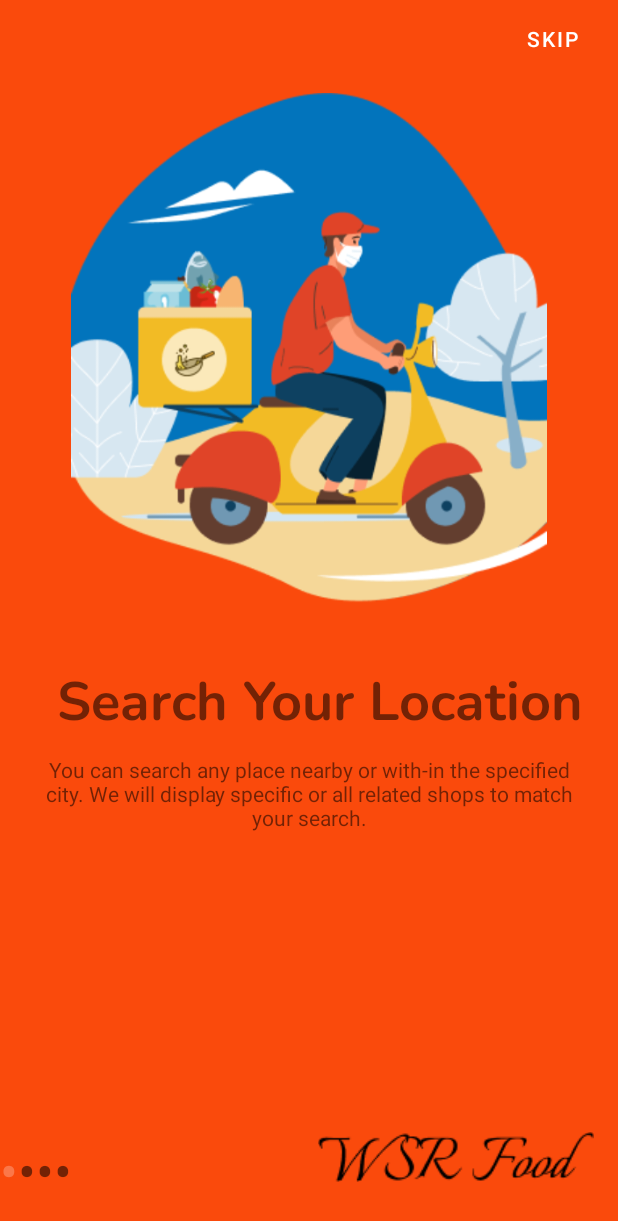
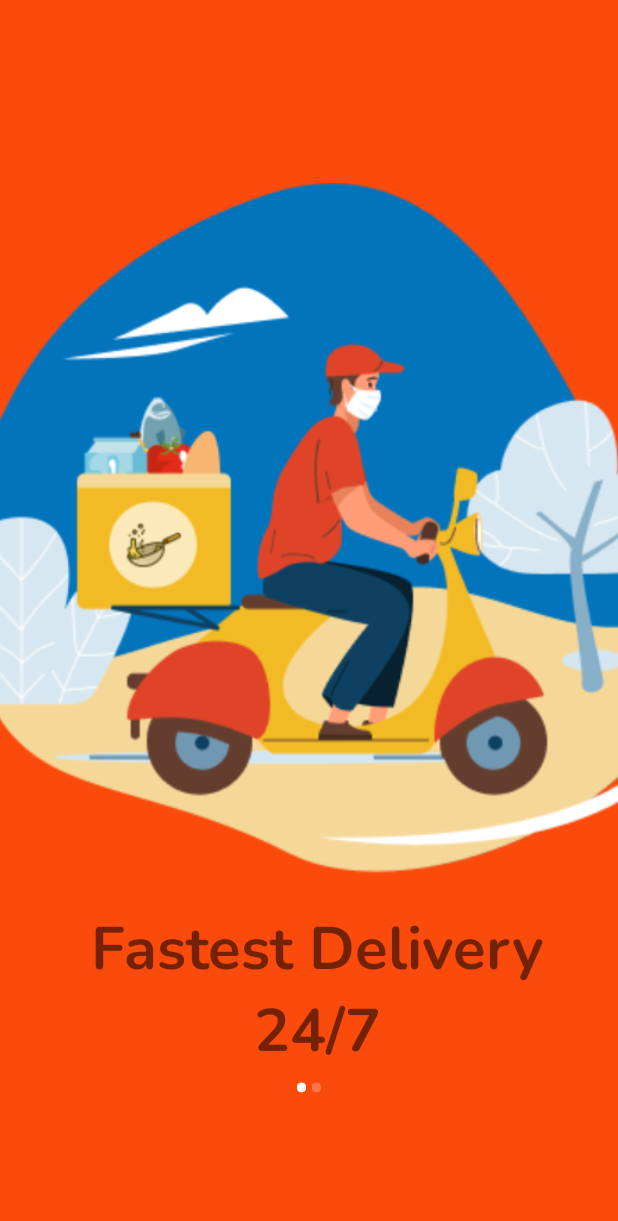
Before and after one commit to LastChanse/WSRFood, an Android app: the OnBoardingScreenActivity screen opened directly, with no data from a screen before it, on a phone screen of 412 x 824 dp. Shown: the top 1221 px of the screen. Run offline under Robolectric (Android 15) with nearby library versions, the phone set to English and light mode, and no system bars; our stand-ins replace Volley; network calls fail.

Commit message:
Changed OnBoardingScreen

```diff
--- a/app/src/main/java/com/example/wsrfood/OnBoardingScreenActivity.java
+++ b/app/src/main/java/com/example/wsrfood/OnBoardingScreenActivity.java
@@ -6,6 +6,7 @@ import androidx.viewpager.widget.ViewPager;
 import android.content.Intent;
 import android.os.Bundle;
 import android.text.Html;
+import android.util.TypedValue;
 import android.view.View;
 import android.view.WindowManager;
 import android.view.animation.Animation;
@@ -21,10 +22,11 @@ public class OnBoardingScreenActivity extends AppCompatActivity {
     LinearLayout dotsLayout; // Точки
     SliderAdapter sliderAdapter; // Контент слайдера
     TextView[] dots; // Текст
-    Button letsGetStarted; // Кнопка на последнем слайде
+    Button SingIn; // Кнопка входа
+    Button SingUp; // Кнопка регистрации
     Animation animation; // Анимация для появления кнопок
     int currentPos; // Текущий слайд
-    boolean flag = false;
+    boolean flag = false; // Флаг определяющий порядок анимаций появления и исчезновения кнопок на последнем слайде
 
     @Override
     protected void onCreate(Bundle savedInstanceState) {
@@ -35,7 +37,8 @@ public class OnBoardingScreenActivity extends AppCompatActivity {
         // Привязки
         viewPager = findViewById(R.id.slider); // Получаем объект слайдера
         dotsLayout = findViewById(R.id.dots); // Получаем объект точек
-        letsGetStarted = findViewById(R.id.get_started_btn); // Получаем объект последней кнопки
+        SingIn = findViewById(R.id.sign_in_btn); // Получаем объект кнопки входа
+        SingUp = findViewById(R.id.sign_up_btn); // Получаем объект кнопки регистрации
 
         // Подключаем данные для слайдера
         sliderAdapter = new SliderAdapter(this); // Создаём объект слайдера для текущего представления
@@ -46,13 +49,13 @@ public class OnBoardingScreenActivity extends AppCompatActivity {
         viewPager.addOnPageChangeListener(changeListener); // Задаём слушатель изменений страницы
     }
 
-    public void skip(View view) { // Если нажата кнопка пропустить, то переходим на другой экран
+    public void signIn(View view) { // Если нажата кнопка пропустить, то переходим на другой экран
         startActivity(new Intent(this, MainActivity.class));
         finish();
     }
 
-    public void next(View view) {
-        if (currentPos == 4) {
+    public void signUp(View view) {
+        if (currentPos == 1) {
             currentPos = 0;
         } else {
             currentPos++;
@@ -63,19 +66,25 @@ public class OnBoardingScreenActivity extends AppCompatActivity {
     // Процедура установки позиции точек
     private void addDots(int position) {
 
-        dots = new TextView[4]; // Создаём массив из 4х точек
+        dots = new TextView[2]; // Создаём массив из 2х точек
         dotsLayout.removeAllViews(); // Удаляем все точки на экране
 
         for (int i = 0; i < dots.length; i++) { // Проходимся по массиву точек и создаём их изображения
             dots[i] = new TextView(this);
             dots[i].setText(Html.fromHtml("&#8226;"));
-            dots[i].setTextSize(35);
+            dots[i].setTextSize(TypedValue.applyDimension(TypedValue.COMPLEX_UNIT_DIP, 20, getResources().getDisplayMetrics()));
 
             dotsLayout.addView(dots[i]); // Добавляем их на экран
         }
 
         if (dots.length > 0) { // Если точки есть в массиве точек, то задаём им прозрачный цвет
-            dots[position].setTextColor(getResources().getColor(R.color.no_white_25));
+            for (int i = 0; i < dots.length; i++) {
+                if (i != position) {
+                    dots[i].setTextColor(getResources().getColor(R.color.white_alfa_0_25));
+                } else {
+                    dots[i].setTextColor(getResources().getColor(R.color.white));
+                }
+            }
         }
 
     }
@@ -91,21 +100,23 @@ public class OnBoardingScreenActivity extends AppCompatActivity {
             addDots(position);
             currentPos=position;
             if (position == 0) {
-                letsGetStarted.setVisibility(View.INVISIBLE);
-            } else if (position == 1) {
-                letsGetStarted.setVisibility(View.INVISIBLE);
-            } else if (position == 2) {
                 if (flag == true) {
-                    animation = AnimationUtils.loadAnimation(OnBoardingScreenActivity.this, R.anim.bottom_anim_reverce);
-                    letsGetStarted.setAnimation(animation);
+                    animation = AnimationUtils.loadAnimation(OnBoardingScreenActivity.this, R.anim.right_anim_reverce);
+                    SingUp.setAnimation(animation);
+                    animation = AnimationUtils.loadAnimation(OnBoardingScreenActivity.this, R.anim.left_anim_reverce);
+                    SingIn.setAnimation(animation);
                     flag = false;
                 }
-                letsGetStarted.setVisibility(View.INVISIBLE);
+                SingUp.setVisibility(View.INVISIBLE);
+                SingIn.setVisibility(View.INVISIBLE);
             } else {
                 flag = true;
-                animation = AnimationUtils.loadAnimation(OnBoardingScreenActivity.this, R.anim.bottom_anim);
-                letsGetStarted.setAnimation(animation);
-                letsGetStarted.setVisibility(View.VISIBLE);
+                animation = AnimationUtils.loadAnimation(OnBoardingScreenActivity.this, R.anim.right_anim);
+                SingUp.setAnimation(animation);
+                animation = AnimationUtils.loadAnimation(OnBoardingScreenActivity.this, R.anim.left_anim);
+                SingIn.setAnimation(animation);
+                SingUp.setVisibility(View.VISIBLE);
+                SingIn.setVisibility(View.VISIBLE);
             }
         }
 
--- a/app/src/main/java/com/example/wsrfood/SliderAdapter.java
+++ b/app/src/main/java/com/example/wsrfood/SliderAdapter.java
@@ -22,23 +22,12 @@ public class SliderAdapter extends PagerAdapter {
 
     int images[] = {
             R.drawable.on_boarding_screen_image1,
-            R.drawable.logo_square,
-            R.drawable.logo_100,
-            R.drawable.on_boarding_screen_image1,
+            R.drawable.on_boarding_screen_image2,
     };
 
     int headings[] = {
-            R.string.first_slide_title,
-            R.string.second_slide_title,
-            R.string.third_slide_title,
-            R.string.fourth_slide_title,
-    };
-
-    int descriptions[] = {
-            R.string.first_slide_desc,
-            R.string.second_slide_desc,
-            R.string.third_slide_desc,
-            R.string.fourth_slide_desc,
+            R.string.on_boarding_screen_text1,
+            R.string.on_boarding_screen_text2,
     };
 
     @Override
@@ -61,12 +50,10 @@ public class SliderAdapter extends PagerAdapter {
         // Привязки
         ImageView imageView = view.findViewById(R.id.slider_image);
         TextView heading = view.findViewById(R.id.slider_heading);
-        TextView desc = view.findViewById(R.id.slider_desc);
 
         // Подстановка данных на экран по текущей позиции
         imageView.setImageResource(images[position]);
         heading.setText(headings[position]);
-        desc.setText(descriptions[position]);
 
         container.addView(view); // Добавляем экран в контейнер
 
--- /dev/null
+++ b/app/src/main/res/drawable/button_background.xml
@@ -0,0 +1,10 @@
+<?xml version="1.0" encoding="utf-8"?>
+<shape xmlns:android="http://schemas.android.com/apk/res/android"
+    android:shape="rectangle">
+
+    <solid
+        android:color="@color/white" />
+
+    <corners
+        android:radius="30dp" />
+</shape>
--- a/app/src/main/res/drawable/launch_activity_load_ecllipse.xml
+++ b/app/src/main/res/drawable/launch_activity_load_ecllipse.xml
@@ -1,6 +1,7 @@
 <?xml version="1.0" encoding="utf-8"?>
 <shape xmlns:android="http://schemas.android.com/apk/res/android"
     android:shape="ring"
+    android:thickness="2dp"
     android:useLevel="false">
 
     <size
--- a/app/src/main/res/layout/activity_on_boarding_screen.xml
+++ b/app/src/main/res/layout/activity_on_boarding_screen.xml
@@ -18,51 +18,45 @@
 
     </androidx.viewpager.widget.ViewPager>
 
-    <Button
-        android:id="@+id/skip_btn"
-        android:layout_width="wrap_content"
-        android:layout_height="wrap_content"
-        android:background="#00000000"
-        android:onClick="skip"
+    <androidx.appcompat.widget.AppCompatButton
+        android:id="@+id/sign_in_btn"
+        android:layout_width="157dp"
+        android:layout_height="69dp"
+        android:background="@drawable/button_background"
+        android:onClick="signIn"
         android:padding="10dp"
-        android:text="@string/skip_btn"
-        app:layout_constraintEnd_toEndOf="parent"
-        app:layout_constraintTop_toTopOf="parent" />
+        android:text="@string/sign_in_btn"
+        android:visibility="invisible"
+        app:layout_constraintBottom_toBottomOf="@+id/slider"
+        app:layout_constraintStart_toStartOf="parent" />
+
+    <androidx.appcompat.widget.AppCompatButton
+        android:id="@+id/sign_up_btn"
+        android:layout_width="157dp"
+        android:layout_height="69dp"
+        android:background="@drawable/button_background"
+        android:onClick="signUp"
+        android:text="@string/sign_up_btn"
+        android:visibility="invisible"
+        app:layout_constraintBottom_toBottomOf="@+id/slider"
+        app:layout_constraintEnd_toEndOf="parent" />
 
     <RelativeLayout
         android:id="@+id/relativeLayout"
         android:layout_width="match_parent"
-        android:layout_height="150dp"
+        android:layout_height="120dp"
         app:layout_constraintBottom_toBottomOf="parent"
         app:layout_constraintEnd_toEndOf="parent"
         app:layout_constraintStart_toStartOf="parent">
 
-        <Button
-            android:id="@+id/get_started_btn"
+        <LinearLayout
+            android:id="@+id/dots"
             android:layout_width="match_parent"
             android:layout_height="wrap_content"
-            android:background="@color/white"
-            android:text="@string/let_get_started"
-            android:visibility="invisible" />
-
-        <LinearLayout
-            android:id="@+id/dots"
-            android:layout_width="wrap_content"
-            android:layout_height="wrap_content"
-            android:layout_alignParentBottom="true"
+            android:layout_alignParentTop="true"
+            android:gravity="center"
             android:orientation="horizontal"
             android:paddingBottom="20dp" />
-
-        <Button
-            android:id="@+id/next_btn"
-            android:layout_width="wrap_content"
-            android:layout_height="wrap_content"
-            android:layout_alignParentRight="true"
-            android:layout_alignParentBottom="true"
-            android:background="#00000000"
-            android:onClick="next"
-            android:drawableEnd="@drawable/text_wsr_food"
-            android:paddingBottom="30dp" />
 
     </RelativeLayout>
 
--- a/app/src/main/res/layout/slides_layout.xml
+++ b/app/src/main/res/layout/slides_layout.xml
@@ -2,50 +2,34 @@
 <androidx.constraintlayout.widget.ConstraintLayout xmlns:android="http://schemas.android.com/apk/res/android"
     xmlns:app="http://schemas.android.com/apk/res-auto"
     android:layout_width="match_parent"
-    android:layout_height="match_parent"
-    android:padding="10dp">
+    android:layout_height="match_parent">
 
     <ImageView
         android:id="@+id/slider_image"
-        android:layout_width="0dp"
-        android:layout_height="400dp"
-        android:layout_marginTop="32dp"
+        android:layout_width="match_parent"
+        android:layout_height="0dp"
         android:padding="20dp"
+        android:scaleType="centerCrop"
+        app:layout_constraintBottom_toBottomOf="parent"
         app:layout_constraintEnd_toEndOf="parent"
+        app:layout_constraintHeight_percent="0.75"
+        app:layout_constraintHorizontal_bias="0.0"
         app:layout_constraintStart_toStartOf="parent"
-        app:layout_constraintTop_toTopOf="parent"
+        android:layout_marginBottom="74dp"
         app:srcCompat="@drawable/logo_round" />
 
     <TextView
         android:id="@+id/slider_heading"
         android:layout_width="wrap_content"
-        android:layout_height="wrap_content"
+        android:layout_height="100sp"
         android:layout_marginStart="174dp"
-        android:layout_marginLeft="174dp"
         android:layout_marginEnd="178dp"
-        android:layout_marginRight="178dp"
         android:fontFamily="@font/nunito_bold"
         android:gravity="center"
-        android:text="TextView"
-        android:textSize="36sp"
+        android:text="Text"
+        android:textSize="40sp"
+        app:layout_constraintBottom_toBottomOf="parent"
         app:layout_constraintEnd_toEndOf="parent"
         app:layout_constraintHorizontal_bias="0.471"
-        app:layout_constraintStart_toStartOf="parent"
-        app:layout_constraintTop_toBottomOf="@+id/slider_image" />
-
-    <TextView
-        android:id="@+id/slider_desc"
-        android:layout_width="wrap_content"
-        android:layout_height="wrap_content"
-        android:layout_marginStart="176dp"
-        android:layout_marginLeft="176dp"
-        android:layout_marginEnd="176dp"
-        android:layout_marginRight="176dp"
-        android:gravity="center"
-        android:padding="10dp"
-        android:text="@string/first_slide_desc"
-        android:textSize="14sp"
-        app:layout_constraintEnd_toEndOf="parent"
-        app:layout_constraintStart_toStartOf="parent"
-        app:layout_constraintTop_toBottomOf="@+id/slider_heading" />
+        app:layout_constraintStart_toStartOf="parent" />
 </androidx.constraintlayout.widget.ConstraintLayout>
--- a/app/src/main/res/values/colors.xml
+++ b/app/src/main/res/values/colors.xml
@@ -8,7 +8,7 @@
     <color name="black">#FF000000</color>
     <color name="white">#FFFFFFFF</color>
     <color name="no_color">#00FFFFFF</color>
-    <color name="no_white_25">#40FFFFFF</color>
+    <color name="white_alfa_0_25">#40FFFFFF</color>
     <color name="orange">#FF240C</color>
     <color name="background_on_boarding_screen">#FA4A0C</color>
 </resources>
--- a/app/src/main/res/values/strings.xml
+++ b/app/src/main/res/values/strings.xml
@@ -4,20 +4,11 @@
     <!-- Strings for On Boarding Screen -->
 
     <!--Titles-->
-    <string name="first_slide_title">Search Your Location</string>
-    <string name="second_slide_title">Make A Call</string>
-    <string name="third_slide_title">Add Missing Place</string>
-    <string name="fourth_slide_title">Sit Back And Enjoy</string>
-
-    <!--Descriptions-->
-    <string name="first_slide_desc">You can search any place nearby or with-in the specified city. We will display specific or all related shops to match your search.</string>
-    <string name="second_slide_desc">We provide almost all the numbers of all departments and shops registered with us. You can perform bookings as well.</string>
-    <string name="third_slide_desc">If you have a shop or somethings and want to be a part of our growing industry then add your place by follwing simple steps.</string>
-    <string name="fourth_slide_desc">We will handle everything for you. As you have the app in your pocket then you don t have to worry about anything.</string>
+    <string name="on_boarding_screen_text1">Fastest Delivery\n24/7</string>
+    <string name="on_boarding_screen_text2"></string>
 
     <!--Buttons-->
-    <string name="skip_btn">Skip</string>
-    <string name="next_btn">Next</string>
-    <string name="let_get_started">Lets Get Started</string>
+    <string name="sign_in_btn">Sign In</string>
+    <string name="sign_up_btn">Sign Up</string>
 
 </resources>
```
Also changed, not shown: app/src/main/res/anim/left_anim.xml (renamed from app/src/main/res/anim/bottom_anim.xml, +2 -10 lines), app/src/main/res/anim/left_anim_reverce.xml (renamed from app/src/main/res/anim/bottom_anim_reverce.xml, +2 -10 lines), app/src/main/res/drawable-v24/on_boarding_screen_image2.png (added).
